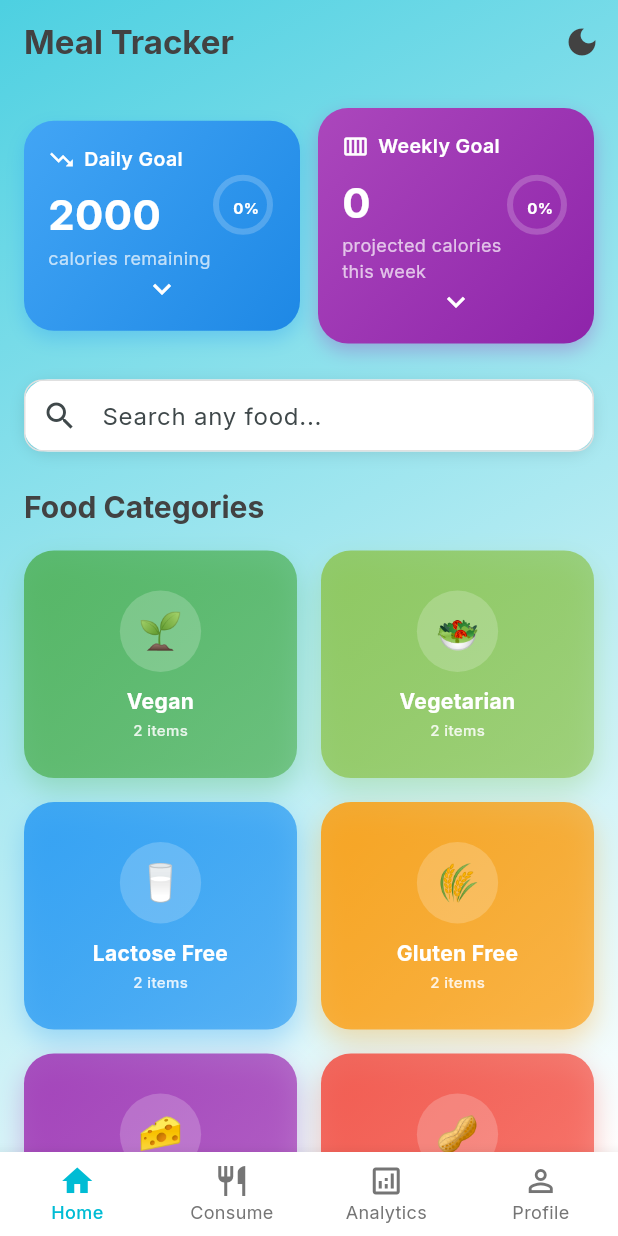
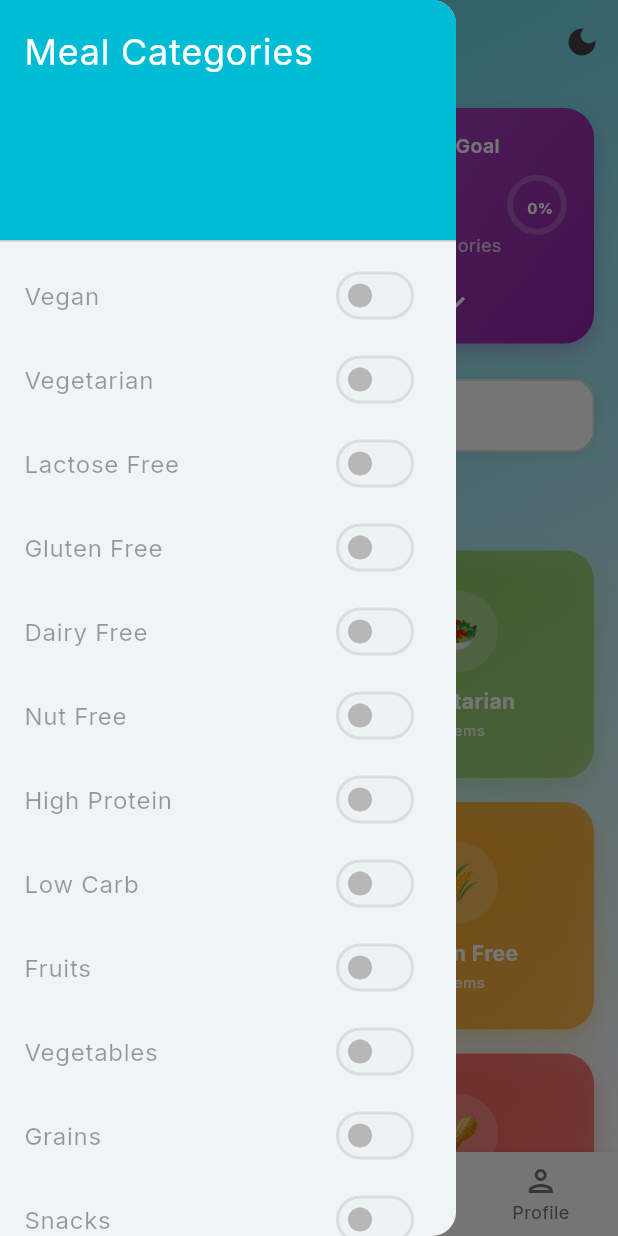
Before and after one commit to Bhbored/meals_calories_tracker, a Flutter app: the screen it shows after launch, with the side drawer open (before the commit the screen has no drawer), on a phone screen of 412 x 824 dp. Run offline on Flutter 3.47's test engine with Material 3 defaults, Android fonts, the light colour scheme and no system bars; our stand-ins replace fl_chart, flutter_riverpod, google_fonts, riverpod_annotation, shared_preferences, sqflite; accounts and stored records are empty; generated files the repository leaves out were written again.

Commit message:
almost done

```diff
--- a/lib/repos/preferences_repository.dart
+++ b/lib/repos/preferences_repository.dart
@@ -179,7 +179,7 @@ class PreferencesRepository {
     return preferences.isDarkMode;
   }
 
-  /// Get all nutrition goals as a map
+
   Future<Map<String, double>> getNutritionGoals() async {
     final preferences = await getPreferences();
     return {
--- a/lib/screens/home_screen.dart
+++ b/lib/screens/home_screen.dart
@@ -143,7 +143,7 @@ class _HomeScreenState extends ConsumerState<HomeScreen> with TickerProviderStat
                           final dailyGoal = goals['calories'] ?? 2000.0;
                           final weeklyGoal = dailyGoal * 7;
                           return _buildWeeklyGoalCard(
-                              context, dailyProgressAsync, weeklyGoal, dailyGoal);
+                              context, dailyProgressAsync, weeklyGoal, dailyGoal, nutritionGoalsAsync);
                         },
                         loading: () => _buildLoadingCard(),
                         error: (_, __) => _buildErrorCard(),
@@ -308,215 +308,127 @@ class _HomeScreenState extends ConsumerState<HomeScreen> with TickerProviderStat
   }
 
   Widget _buildWeeklyGoalCard(
-
     BuildContext context,
-
     AsyncValue<Map<String, double>> dailyProgressAsync,
-
     double weeklyGoal,
-
     double dailyGoal,
-
+    AsyncValue<Map<String, double>> nutritionGoalsAsync,
   ) {
-
     return dailyProgressAsync.when(
-
       data: (dailyProgress) {
-
         final dailyCalorieProgress = dailyProgress['calories'] ?? 0.0;
-
         final dailyConsumedCalories = dailyCalorieProgress * dailyGoal;
-
         final weeklyProjectedCalories = dailyConsumedCalories * 7;
-
         final weeklyCalorieProgress =
-
             (weeklyGoal > 0 ? weeklyProjectedCalories / weeklyGoal : 0.0)
-
                 .clamp(0.0, 1.0);
 
+        final proteinGoal = nutritionGoalsAsync.valueOrNull?['protein'] ?? 150.0;
+        final carbsGoal = nutritionGoalsAsync.valueOrNull?['carbs'] ?? 250.0;
+        final fatGoal = nutritionGoalsAsync.valueOrNull?['fat'] ?? 67.0;
 
+        final dailyProteinProgress = dailyProgress['protein'] ?? 0.0;
+        final dailyCarbsProgress = dailyProgress['carbs'] ?? 0.0;
+        final dailyFatProgress = dailyProgress['fat'] ?? 0.0;
+
+        final weeklyProjectedProtein = (dailyProteinProgress * proteinGoal) * 7;
+        final weeklyProjectedCarbs = (dailyCarbsProgress * carbsGoal) * 7;
+        final weeklyProjectedFat = (dailyFatProgress * fatGoal) * 7;
+
+        final weeklyProteinProgressRatio = (proteinGoal * 7 > 0 ? weeklyProjectedProtein / (proteinGoal * 7) : 0.0).clamp(0.0, 1.0);
+        final weeklyCarbsProgressRatio = (carbsGoal * 7 > 0 ? weeklyProjectedCarbs / (carbsGoal * 7) : 0.0).clamp(0.0, 1.0);
+        final weeklyFatProgressRatio = (fatGoal * 7 > 0 ? weeklyProjectedFat / (fatGoal * 7) : 0.0).clamp(0.0, 1.0);
 
         return Container(
-
           decoration: BoxDecoration(
-
             gradient: LinearGradient(
-
               begin: Alignment.topLeft,
-
               end: Alignment.bottomRight,
-
               colors: [Colors.purple.shade400, Colors.purple.shade600],
-
             ),
-
             borderRadius: BorderRadius.circular(20),
-
             boxShadow: [
-
               BoxShadow(
-
                 color: Colors.purple.withOpacity(0.3),
-
                 blurRadius: 10,
-
                 offset: const Offset(0, 5),
-
               ),
-
             ],
-
           ),
-
           child: Padding(
-
             padding: const EdgeInsets.all(16),
-
             child: Column(
-
               children: [
-
                 Row(
-
                   children: [
-
                     Expanded(
-
                       child: Column(
-
                         crossAxisAlignment: CrossAxisAlignment.start,
-
                         children: [
-
                           Row(children: const [
-
                             Icon(Icons.calendar_view_week,
-
                                 color: Colors.white, size: 18),
-
                             SizedBox(width: 6),
-
                             Text('Weekly Goal',
-
                                 style: TextStyle(
-
                                     color: Colors.white,
-
                                     fontSize: 13,
-
                                     fontWeight: FontWeight.w600)),
-
                           ]),
-
                           const SizedBox(height: 8),
-
                           Text(weeklyProjectedCalories.toInt().toString(),
-
                               style: const TextStyle(
-
                                   color: Colors.white,
-
                                   fontSize: 28,
-
                                   fontWeight: FontWeight.bold)),
-
                           const Text('projected calories this week',
-
                               style: TextStyle(
-
                                   color: Colors.white70, fontSize: 12)),
-
                         ],
-
                       ),
-
                     ),
-
                     _buildProgressRing(weeklyCalorieProgress, Colors.white),
-
                   ],
-
                 ),
-
                 InkWell(
-
                   onTap: () {
-
                     setState(() {
-
                       _isWeeklyGoalExpanded = !_isWeeklyGoalExpanded;
-
                       if (_isWeeklyGoalExpanded) {
-
                         _weeklyController.forward();
-
                       } else {
-
                         _weeklyController.reverse();
-
                       }
-
                     });
-
                   },
-
                   child: Icon(
-
                     _isWeeklyGoalExpanded
-
                         ? Icons.expand_less
-
                         : Icons.expand_more,
-
                     color: Colors.white,
-
                   ),
-
                 ),
-
                 SizeTransition(
-
                   sizeFactor: _weeklyAnimation,
-
                   child: Column(
-
                     children: [
-
                       _buildNutritionRow(
-
-                            'Protein', dailyProgress['protein'] ?? 0, Colors.white),
-
+                          'Protein', weeklyProteinProgressRatio, Colors.white),
                       _buildNutritionRow(
-
-                            'Carbs', dailyProgress['carbs'] ?? 0, Colors.white),
-
+                          'Carbs', weeklyCarbsProgressRatio, Colors.white),
                       _buildNutritionRow(
-
-                            'Fat', dailyProgress['fat'] ?? 0, Colors.white),
-
+                          'Fat', weeklyFatProgressRatio, Colors.white),
                     ],
-
                   ),
-
                 ),
-
               ],
-
             ),
-
           ),
-
         );
-
       },
-
       loading: () => _buildLoadingCard(),
-
       error: (_, __) => _buildErrorCard(),
-
     );
-
   }
 
   Widget _buildProgressRing(double progress, Color color) {
--- a/lib/screens/main_navigation.dart
+++ b/lib/screens/main_navigation.dart
@@ -1,5 +1,6 @@
 import 'package:flutter/material.dart';
 import 'package:flutter_riverpod/flutter_riverpod.dart';
+import 'package:meals_calories_tracker/models/food_category.dart';
 import 'home_screen.dart';
 import 'consume_screen.dart';
 import 'analytics_screen.dart';
@@ -26,6 +27,7 @@ class _MainNavigationState extends ConsumerState<MainNavigation> {
   Widget build(BuildContext context) {
     return Scaffold(
       body: _screens[_currentIndex],
+      drawer: _buildAppDrawer(context), // MODIFIED
       bottomNavigationBar: BottomNavigationBar(
         type: BottomNavigationBarType.fixed,
         currentIndex: _currentIndex,
@@ -51,7 +53,7 @@ class _MainNavigationState extends ConsumerState<MainNavigation> {
             label: 'Analytics',
           ),
           BottomNavigationBarItem(
-            icon: Icon(Icons.person_outline),
+            icon: Icon(Icons.person_outlined),
             activeIcon: Icon(Icons.person),
             label: 'Profile',
           ),
@@ -59,4 +61,37 @@ class _MainNavigationState extends ConsumerState<MainNavigation> {
       ),
     );
   }
+
+  Widget _buildAppDrawer(BuildContext context) {
+    final allCategories = FoodCategory.getDefaultCategories();
+
+    return Drawer(
+      child: ListView(
+        padding: EdgeInsets.zero,
+        children: [
+          DrawerHeader(
+            decoration: BoxDecoration(
+              color: Theme.of(context).primaryColor,
+            ),
+            child: const Text(
+              'Meal Categories',
+              style: TextStyle(
+                color: Colors.white,
+                fontSize: 24,
+              ),
+            ),
+          ),
+          Column(
+            children: allCategories.map((category) {
+              return SwitchListTile(
+                title: Text(category.name),
+                value: false, // Hardcoded for plain UI
+                onChanged: null, // Disabled as no state to update
+              );
+            }).toList(),
+          ),
+        ],
+      ),
+    );
+  }
 }
--- a/lib/services/food_api_service.dart
+++ b/lib/services/food_api_service.dart
@@ -13,18 +13,24 @@ class FoodApiService {
   /// Search for foods using OpenFoodFacts API
   Future<List<Food>> searchFoods(String query, {String? category}) async {
     try {
-      final uri = Uri.parse('$_baseUrl/cgi/search.pl').replace(queryParameters: {
+      final uri =
+          Uri.parse('$_baseUrl/cgi/search.pl').replace(queryParameters: {
         'search_terms': query,
         'page_size': '20',
         'json': '1',
         'fields': 'code,product_name,nutriments,brands,categories,image_url',
         if (category != null) 'categories_tags': category,
-      });
+      }); // CORRECTED LINE
 
-      final response = await http.get(uri).timeout(const Duration(seconds: 10));
+      print('FoodApiService: Searching for URI: $uri'); // ADDED LOG
+
+      final response = await http.get(uri).timeout(const Duration(seconds: 20));
+
+      print('FoodApiService: Received response with status: ${response.statusCode}'); // ADDED LOG
 
       if (response.statusCode == 200) {
         final data = json.decode(response.body);
+        // print('FoodApiService: Raw response data: $data'); // Optional: for very detailed debugging
         final products = data['products'] as List<dynamic>? ?? [];
 
         return products
@@ -34,9 +40,11 @@ class FoodApiService {
             .cast<Food>()
             .toList();
       }
+      print('FoodApiService: API returned non-200 status: ${response.statusCode}'); // ADDED LOG
       return [];
     } catch (e) {
-      return [];
+      print('Error in searchFoods: $e');
+      rethrow;
     }
   }
 
@@ -54,6 +62,7 @@ class FoodApiService {
       }
       return null;
     } catch (e) {
+      print('Error parsing food product: $e, product: ');
       return null;
     }
   }
@@ -70,7 +79,9 @@ class FoodApiService {
 
       // Extract nutritional information per 100g
       final calories = _parseDouble(nutriments['energy-kcal_100g']) ??
-                     _parseDouble(nutriments['energy_100g'])?.let((energy) => energy * 0.239) ?? 0.0;
+          _parseDouble(nutriments['energy_100g'])
+              ?.let((energy) => energy * 0.239) ??
+          0.0;
       final protein = _parseDouble(nutriments['proteins_100g']) ?? 0.0;
       final carbs = _parseDouble(nutriments['carbohydrates_100g']) ?? 0.0;
       final fat = _parseDouble(nutriments['fat_100g']) ?? 0.0;
@@ -82,7 +93,8 @@ class FoodApiService {
       final tags = categories.split(',').map((e) => e.trim()).toList();
 
       return Food(
-        id: product['code']?.toString() ?? DateTime.now().millisecondsSinceEpoch.toString(),
+        id: product['code']?.toString() ??
+            DateTime.now().millisecondsSinceEpoch.toString(),
         name: name,
         calories: calories,
         protein: protein,
@@ -103,6 +115,7 @@ class FoodApiService {
         isNutFree: _isNutFree(categoryLower, tags),
       );
     } catch (e) {
+      print('Error parsing food product: $e, product: $product');
       return null;
     }
   }
@@ -118,11 +131,16 @@ class FoodApiService {
   String _determineCategory(String categories) {
     if (categories.contains('fruit')) return 'fruits';
     if (categories.contains('vegetable')) return 'vegetables';
-    if (categories.contains('meat') || categories.contains('poultry')) return 'protein';
-    if (categories.contains('dairy') || categories.contains('milk')) return 'dairy';
-    if (categories.contains('cereal') || categories.contains('bread')) return 'grains';
-    if (categories.contains('snack') || categories.contains('cookie')) return 'snacks';
-    if (categories.contains('beverage') || categories.contains('drink')) return 'beverages';
+    if (categories.contains('meat') || categories.contains('poultry'))
+      return 'protein';
+    if (categories.contains('dairy') || categories.contains('milk'))
+      return 'dairy';
+    if (categories.contains('cereal') || categories.contains('bread'))
+      return 'grains';
+    if (categories.contains('snack') || categories.contains('cookie'))
+      return 'snacks';
+    if (categories.contains('beverage') || categories.contains('drink'))
+      return 'beverages';
     return 'general';
   }
 
--- a/lib/widgets/food_search_bar.dart
+++ b/lib/widgets/food_search_bar.dart
@@ -1,3 +1,4 @@
+import 'dart:async';
 import 'package:flutter/material.dart';
 import 'package:flutter_riverpod/flutter_riverpod.dart';
 import '../models/food.dart';
@@ -24,25 +25,33 @@ class _FoodSearchBarState extends ConsumerState<FoodSearchBar> {
   final FocusNode _focusNode = FocusNode();
   bool _isSearching = false;
   List<Food> _searchResults = [];
+  Timer? _debounce;
+  String? _errorMessage; // ADDED
 
   @override
   void dispose() {
     _controller.dispose();
     _focusNode.dispose();
+    _debounce?.cancel();
     super.dispose();
   }
 
-  void _performSearch(String query) async {
+  void _performSearch(String query) {
+    if (_debounce?.isActive ?? false) _debounce!.cancel();
+
+    _debounce = Timer(const Duration(milliseconds: 300), () async {
       if (query.isEmpty) {
         setState(() {
           _searchResults = [];
           _isSearching = false;
+          _errorMessage = null; // ADDED
         });
         return;
       }
 
       setState(() {
         _isSearching = true;
+        _errorMessage = null; // ADDED
       });
 
       try {
@@ -50,13 +59,16 @@ class _FoodSearchBarState extends ConsumerState<FoodSearchBar> {
         setState(() {
           _searchResults = foods;
           _isSearching = false;
+          _errorMessage = null; // ADDED
         });
       } catch (e) {
         setState(() {
           _searchResults = [];
           _isSearching = false;
+          _errorMessage = 'Error searching for food: ${e.toString()}'; // MODIFIED
         });
       }
+    });
   }
 
   void _selectFood(Food food) {
@@ -65,6 +77,7 @@ class _FoodSearchBarState extends ConsumerState<FoodSearchBar> {
     setState(() {
       _searchResults = [];
       _isSearching = false;
+      _errorMessage = null; // ADDED
     });
 
     if (widget.onFoodSelected != null) {
@@ -111,6 +124,7 @@ class _FoodSearchBarState extends ConsumerState<FoodSearchBar> {
                             _controller.clear();
                             setState(() {
                               _searchResults = [];
+                              _errorMessage = null; // ADDED
                             });
                           },
                         )
@@ -126,7 +140,14 @@ class _FoodSearchBarState extends ConsumerState<FoodSearchBar> {
         ),
 
         // Search results dropdown
-        if (_searchResults.isNotEmpty) ...[
+        if (_errorMessage != null) ...[
+          const SizedBox(height: 8),
+          Text(
+            _errorMessage!,
+            style: const TextStyle(color: Colors.red),
+            textAlign: TextAlign.center,
+          ),
+        ] else if (_searchResults.isNotEmpty) ...[
           const SizedBox(height: 8),
           Container(
             constraints: const BoxConstraints(maxHeight: 300),
@@ -153,12 +174,18 @@ class _FoodSearchBarState extends ConsumerState<FoodSearchBar> {
               },
             ),
           ),
+        ] else if (!_isSearching && _controller.text.isNotEmpty) ...[
+          const SizedBox(height: 8),
+          Text(
+            'No results found for "${_controller.text}"',
+            style: TextStyle(color: Theme.of(context).hintColor),
+            textAlign: TextAlign.center,
+          ),
         ],
       ],
     );
   }
 }
-
 class FoodSearchResultTile extends StatelessWidget {
   final Food food;
   final VoidCallback onTap;
```
Also changed, not shown: lib/models/consumed_meal.g.dart, 11 other files. Lines whose indentation alone changed are shown as unchanged.
